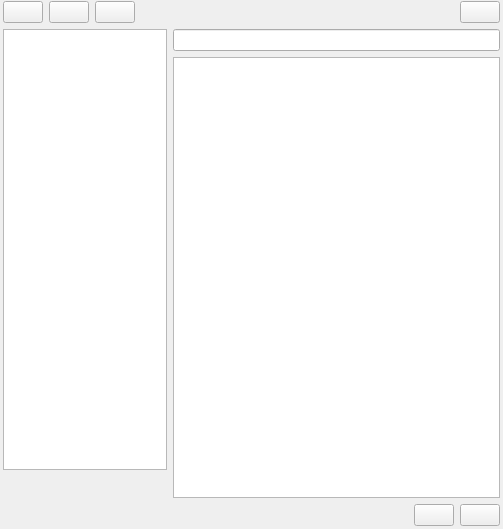
Qt form VENotes/noteswindow.ui (MajesticRaven/VENotes) before a commit.
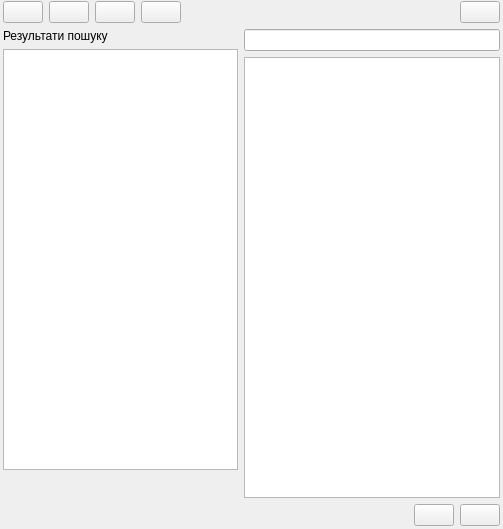
The same form after that commit. The open tabs and pages were chosen to show the change. Icons and pictures are not drawn.

Diff of the .ui file:
```diff
--- a/VENotes/noteswindow.ui
+++ b/VENotes/noteswindow.ui
@@ -865,7 +865,7 @@
         <number>0</number>
        </property>
        <item row="0" column="0">
-        <layout class="QGridLayout" name="gridLayout_3" columnstretch="1,2">
+        <layout class="QGridLayout" name="gridLayout_3" columnstretch="1,0">
          <property name="leftMargin">
           <number>3</number>
          </property>
@@ -1002,6 +1002,9 @@
          </item>
          <item row="0" column="0">
           <layout class="QVBoxLayout" name="verticalLayout_4">
+           <property name="sizeConstraint">
+            <enum>QLayout::SetDefaultConstraint</enum>
+           </property>
            <item>
             <layout class="QHBoxLayout" name="horizontalLayout_12">
              <item>
@@ -1070,6 +1073,25 @@
                </property>
               </widget>
              </item>
+             <item>
+              <widget class="QPushButton" name="listSearchButton">
+               <property name="toolTip">
+                <string>Відобразити результати пошуку | Ctrl + L</string>
+               </property>
+               <property name="statusTip">
+                <string>Відобразити результати пошуку | Ctrl + L</string>
+               </property>
+               <property name="whatsThis">
+                <string>Відобразити результати пошуку | Ctrl + L</string>
+               </property>
+               <property name="text">
+                <string/>
+               </property>
+               <property name="shortcut">
+                <string>Ctrl+L</string>
+               </property>
+              </widget>
+             </item>
              <item>
               <spacer name="horizontalSpacer_10">
                <property name="orientation">
@@ -1085,6 +1107,13 @@
              </item>
             </layout>
            </item>
+           <item>
+            <widget class="QLabel" name="label_result_of_search">
+             <property name="text">
+              <string>Результати пошуку</string>
+             </property>
+            </widget>
+           </item>
            <item>
             <widget class="QListWidget" name="notesShowList"/>
            </item>
```
Left out of the diff: 83 changed lines with no effect on the pictures.
